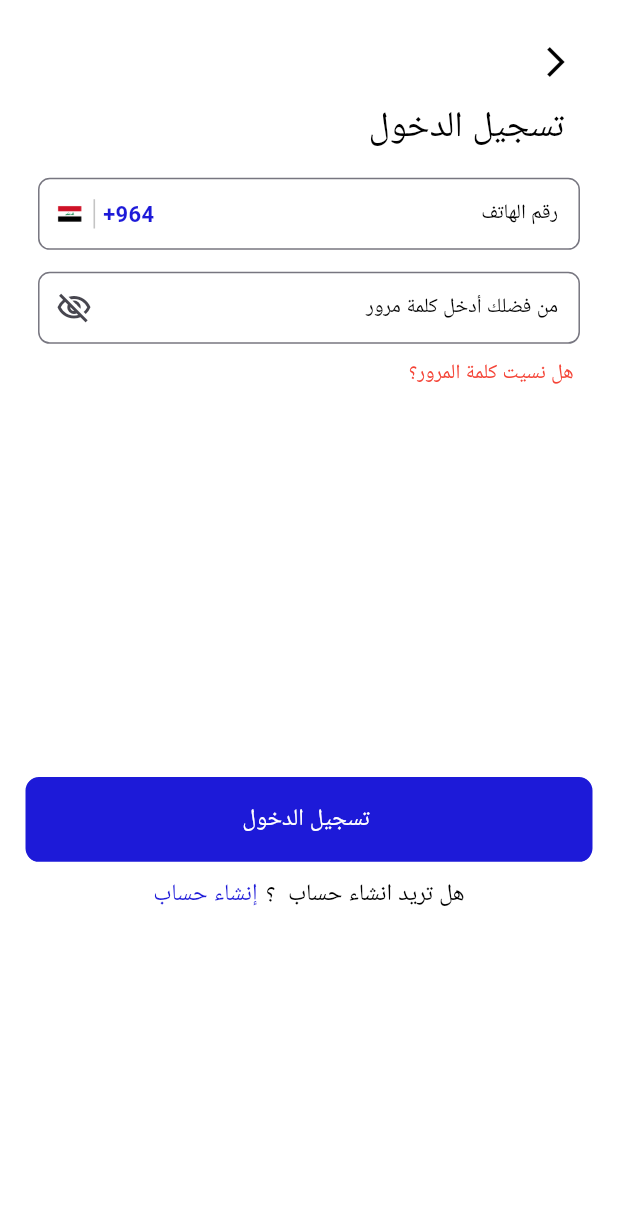
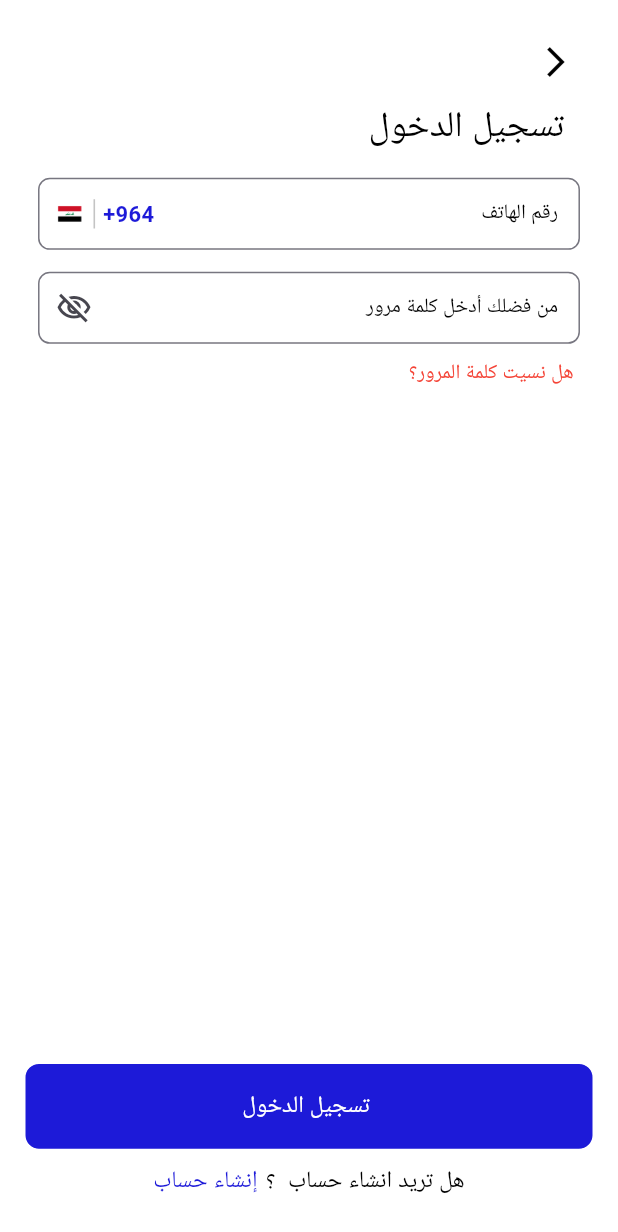
Before and after one commit to Youssef-Khorshed/TaxiGoCaptin, a Flutter app: the screen it shows after launch, after a tap on "تسجيل الدخول", on a phone screen of 412 x 824 dp. Shown: the top 1232 px of the screen. Run offline on Flutter 3.47's test engine with Material 3 defaults, Android fonts, the phone set to English and light mode, and no system bars; drawn by our look-alikes of auto_size_text; our stand-ins replace animate_do, awesome_notifications, bloc, connectivity_plus, dartz, device_preview and 28 more; missing offline and left inert: connectivity_monitor, flutter_polyline_points, geocode, snapping_sheet; accounts and stored records are empty; generated files the repository leaves out were written again; network calls fail; Roboto replaces fonts that are missing (Cairo); project files that could hold a hidden picture were left out.

Commit message:
finish edits by philo

```diff
--- a/lib/feature/Auth/presentation/screens/log_in/log_in_screen.dart
+++ b/lib/feature/Auth/presentation/screens/log_in/log_in_screen.dart
@@ -1,11 +1,12 @@
 import 'package:auto_size_text/auto_size_text.dart';
 import 'package:flutter/material.dart';
 import 'package:flutter_bloc/flutter_bloc.dart';
+import 'package:flutter_gen/gen_l10n/app_localizations.dart';
 import 'package:flutter_screenutil/flutter_screenutil.dart';
-import 'package:flutter_gen/gen_l10n/app_localizations.dart';
 import 'package:taxi_go_driver/core/Utils/routes/routes.dart';
 import 'package:taxi_go_driver/feature/APP/custom_widgets/Custom_button.dart';
 import 'package:taxi_go_driver/feature/APP/custom_widgets/custom_loading.dart';
+
 import '../../../../../core/Utils/colors/colors.dart';
 import '../../../../../core/Utils/spacing/vertspace.dart';
 import '../../../../../core/Utils/text_styles/styles.dart';
@@ -25,7 +26,7 @@ class _LogInScreenState extends State<LogInScreen> {
   Widget build(BuildContext context) {
     return SafeArea(
       child: Scaffold(
-          body: ListView(
+          body: Column(
         children: [
           Form(
             autovalidateMode: LoginCubit.get(context).loginAutoValidateMode,
@@ -112,7 +113,7 @@ class _LogInScreenState extends State<LogInScreen> {
               ),
             ),
           ),
-          // const Spacer(),
+          const Spacer(),
           BlocConsumer<LoginCubit, LoginState>(
             listener: (context, state) {
               if (state is LoginInSuccess) {
--- a/lib/feature/earnings_dashboard/presentaion/earnings_dashboard_screen.dart
+++ b/lib/feature/earnings_dashboard/presentaion/earnings_dashboard_screen.dart
@@ -46,6 +46,7 @@ class _EarningsDashboardScreenState extends State<EarningsDashboardScreen> {
                   LatLng(cubit.orginPosition!.lat!, cubit.orginPosition!.lng!));
         }
       },
+      child: SafeArea(
         child: Scaffold(
           backgroundColor: AppColors.kPrimaryColor,
           appBar: AppBar(
@@ -67,7 +68,8 @@ class _EarningsDashboardScreenState extends State<EarningsDashboardScreen> {
                   onPressed: () {
                     Scaffold.of(context).openDrawer();
                   },
-                tooltip: MaterialLocalizations.of(context).openAppDrawerTooltip,
+                  tooltip:
+                      MaterialLocalizations.of(context).openAppDrawerTooltip,
                 );
               },
             ),
@@ -117,6 +119,7 @@ class _EarningsDashboardScreenState extends State<EarningsDashboardScreen> {
           ),
           body: EarningsDashboardBody(status: status),
         ),
+      ),
     );
   }
 
--- a/lib/feature/earnings_dashboard/presentaion/widgets/drawer_list.dart
+++ b/lib/feature/earnings_dashboard/presentaion/widgets/drawer_list.dart
@@ -1,11 +1,12 @@
 import 'package:flutter/material.dart';
 import 'package:flutter_bloc/flutter_bloc.dart';
+import 'package:flutter_gen/gen_l10n/app_localizations.dart';
 import 'package:flutter_screenutil/flutter_screenutil.dart';
 import 'package:taxi_go_driver/core/Utils/assets/icons.dart';
 import 'package:taxi_go_driver/core/Utils/assets/images.dart';
 import 'package:taxi_go_driver/core/Utils/spacing/vertspace.dart';
 import 'package:taxi_go_driver/core/Utils/text_styles/styles.dart';
-import 'package:flutter_gen/gen_l10n/app_localizations.dart';
+
 import '../../../../core/Utils/Network/Services/secure_profile.dart';
 import '../../../../core/Utils/routes/routes.dart';
 import '../../../APP/custom_widgets/custom_text.dart';
@@ -39,6 +40,8 @@ class _DrawerListState extends State<DrawerList> {
   @override
   Widget build(BuildContext context) {
     return SafeArea(
+      child: Padding(
+        padding: const EdgeInsets.only(top: 20.0),
         child: ListView(
           children: [
             _buildProfileHeader(context),
@@ -47,6 +50,7 @@ class _DrawerListState extends State<DrawerList> {
               context,
             ),
           ],
+        ),
       ),
     );
   }
--- a/lib/main.dart
+++ b/lib/main.dart
@@ -7,26 +7,21 @@ import 'package:flutter_screenutil/flutter_screenutil.dart';
 import 'package:taxi_go_driver/core/Firebase/firebase_options.dart';
 import 'package:taxi_go_driver/core/Utils/localization/cubit/local_cubit.dart';
 import 'package:taxi_go_driver/feature/APP/captinApp.dart';
+
 import 'Network/local/sharedprefrences.dart';
 import 'blocobserever.dart';
 import 'core/Utils/Network/Services/services_locator.dart';
 
 void main() async {
   WidgetsFlutterBinding.ensureInitialized();
-
   await setup();
   Bloc.observer = MyBlocObserver();
   ConnectivityService.startConnectionNotifier();
-
   await ScreenUtil.ensureScreenSize();
-  // Set preferred orientations globally
-
-  // SecureToken.addToken(AppConstants.kTokenValue);
   await getIt<CacheHelper>().init();
   await Firebase.initializeApp(options: DefaultFirebaseOptions.currentPlatform);
-
   runApp(DevicePreview(
-      enabled: false, // !kReleaseMode,
+      enabled: false,
       builder: (context) => BlocProvider(
             create: (context) => LocalCubit(),
             child: Captinapp(),
```
Also changed, not shown: lib/core/Firebase/firebase_notification.dart (+8 -32 lines), 12 other files. Lines whose indentation alone changed are shown as unchanged.
